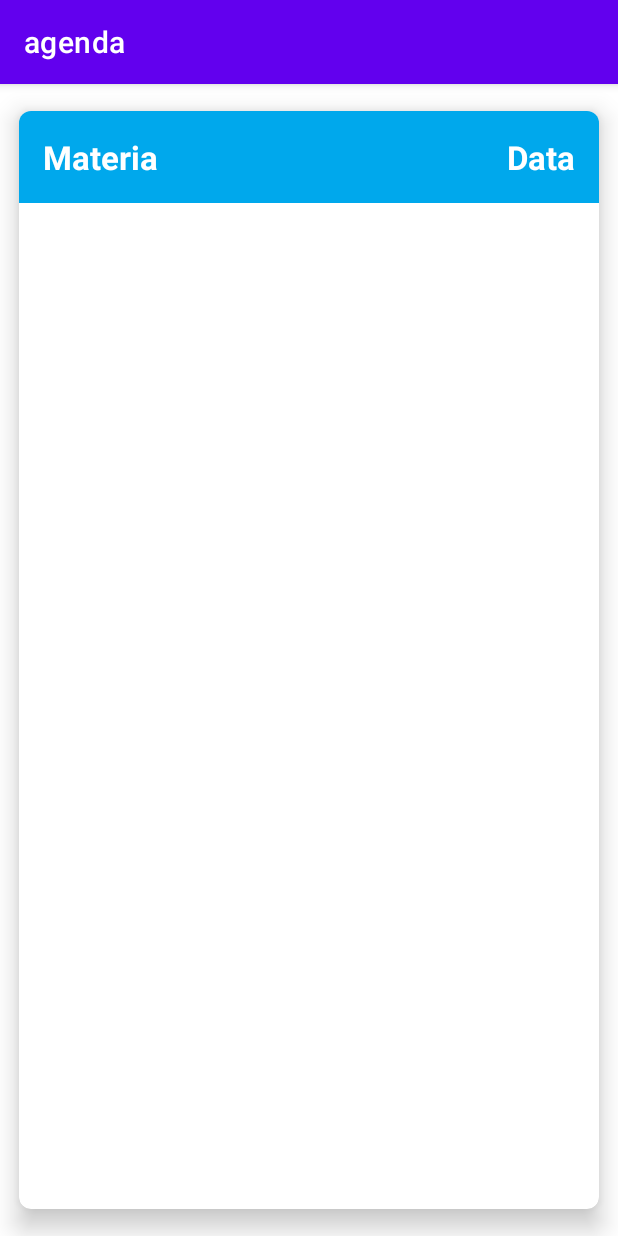
After one commit to geninhocell/agenda, an Android app: the fragment DetalhesProvaFragment placed in its activity, on a phone screen of 412 x 824 dp. The commit adds this screen. Run offline under Robolectric (Android 15) with nearby library versions, the phone set to English and light mode, and no system bars.

Commit message:
fragment detalhes de provas

```diff
--- a/app/build.gradle
+++ b/app/build.gradle
@@ -38,6 +38,7 @@ dependencies {
     implementation 'androidx.navigation:navigation-fragment:2.3.5'
     implementation 'androidx.navigation:navigation-ui:2.3.5'
     implementation 'androidx.cardview:cardview:1.0.0'
+    implementation 'androidx.legacy:legacy-support-v4:1.0.0'
     testImplementation 'junit:junit:4.+'
     androidTestImplementation 'androidx.test.ext:junit:1.1.2'
     androidTestImplementation 'androidx.test.espresso:espresso-core:3.3.0'
--- /dev/null
+++ b/app/src/main/java/com/alura/agenda/DetalhesProvaFragment.java
@@ -0,0 +1,20 @@
+package com.alura.agenda;
+
+import android.os.Bundle;
+
+import androidx.fragment.app.Fragment;
+
+import android.view.LayoutInflater;
+import android.view.View;
+import android.view.ViewGroup;
+
+public class DetalhesProvaFragment extends Fragment {
+    @Override
+    public View onCreateView(
+            LayoutInflater inflater,
+            ViewGroup container,
+            Bundle savedInstanceState
+    ) {
+        return inflater.inflate(R.layout.fragment_detalhes_prova, container, false);
+    }
+}
--- a/app/src/main/java/com/alura/agenda/ProvasActivity.java
+++ b/app/src/main/java/com/alura/agenda/ProvasActivity.java
@@ -26,6 +26,13 @@ public class ProvasActivity extends AppCompatActivity {
         FragmentManager fragmentManager = getSupportFragmentManager();
         FragmentTransaction tx = fragmentManager.beginTransaction();
         tx.replace(R.id.frame_principal, new ListaProvasFragment());
+        if(estaNoModoPaisagem()){
+            tx.replace(R.id.frame_secundario, new DetalhesProvaFragment());
+        }
         tx.commit();
     }
+
+    private boolean estaNoModoPaisagem() {
+        return getResources().getBoolean(R.bool.modoPaisagem);
+    }
 }
--- /dev/null
+++ b/app/src/main/res/layout-land/activity_provas.xml
@@ -0,0 +1,21 @@
+<?xml version="1.0" encoding="utf-8"?>
+<LinearLayout
+    android:id="@+id/activity_provas"
+    xmlns:android="http://schemas.android.com/apk/res/android"
+    android:layout_width="match_parent"
+    android:layout_height="match_parent"
+    android:orientation="horizontal"
+    android:baselineAligned="false">
+
+    <FrameLayout
+        android:id="@+id/frame_principal"
+        android:layout_width="0dp"
+        android:layout_height="match_parent"
+        android:layout_weight="1"/>
+
+    <FrameLayout
+        android:id="@+id/frame_secundario"
+        android:layout_width="0dp"
+        android:layout_height="match_parent"
+        android:layout_weight="2"/>
+</LinearLayout>
--- a/app/src/main/res/layout/activity_provas.xml
+++ b/app/src/main/res/layout/activity_provas.xml
@@ -1,7 +1,13 @@
 <?xml version="1.0" encoding="utf-8"?>
-<FrameLayout
+<LinearLayout
+    android:id="@+id/activity_provas"
     xmlns:android="http://schemas.android.com/apk/res/android"
-    android:id="@+id/frame_principal"
     android:layout_width="match_parent"
-    android:layout_height="match_parent">
-</FrameLayout>
+    android:layout_height="match_parent"
+    android:orientation="horizontal">
+    <FrameLayout
+        android:id="@+id/frame_principal"
+        android:layout_width="match_parent"
+        android:layout_height="match_parent">
+    </FrameLayout>
+</LinearLayout>
--- /dev/null
+++ b/app/src/main/res/layout/fragment_detalhes_prova.xml
@@ -0,0 +1,44 @@
+<?xml version="1.0" encoding="utf-8"?>
+<androidx.cardview.widget.CardView
+    xmlns:android="http://schemas.android.com/apk/res/android"
+    xmlns:app="http://schemas.android.com/apk/res-auto"
+    android:layout_width="match_parent"
+    android:layout_height="match_parent"
+    app:cardCornerRadius="8dp"
+    app:cardElevation="10dp"
+    app:cardUseCompatPadding="true">
+    <LinearLayout
+        android:layout_width="match_parent"
+        android:layout_height="match_parent"
+        android:orientation="vertical">
+        <RelativeLayout
+            android:layout_width="match_parent"
+            android:layout_height="wrap_content"
+            android:background="#00a8ec">
+            <TextView
+                android:id="@+id/detalhes_prova_materia"
+                android:layout_width="wrap_content"
+                android:layout_height="wrap_content"
+                android:layout_margin="16dp"
+                android:textColor="#fff"
+                android:textStyle="bold"
+                android:textSize="22sp"
+                android:text="Materia"/>
+            <TextView
+                android:id="@+id/detalhes_prova_data"
+                android:layout_width="wrap_content"
+                android:layout_height="wrap_content"
+                android:layout_margin="16dp"
+                android:textColor="#fff"
+                android:textStyle="bold"
+                android:textSize="22sp"
+                android:layout_alignParentRight="true"
+                android:text="Data"/>
+        </RelativeLayout>
+
+        <ListView
+            android:id="@+id/detalhes_prova_topicos"
+            android:layout_width="match_parent"
+            android:layout_height="match_parent"/>
+    </LinearLayout>
+</androidx.cardview.widget.CardView>
--- /dev/null
+++ b/app/src/main/res/values-land/bools.xml
@@ -0,0 +1,4 @@
+<?xml version="1.0" encoding="utf-8"?>
+<resources>
+    <bool name="modoPaisagem">true</bool>
+</resources>
--- /dev/null
+++ b/app/src/main/res/values/bools.xml
@@ -0,0 +1,4 @@
+<?xml version="1.0" encoding="utf-8"?>
+<resources>
+    <bool name="modoPaisagem">false</bool>
+</resources>
--- a/app/src/main/res/values/strings.xml
+++ b/app/src/main/res/values/strings.xml
@@ -9,4 +9,6 @@
 
     <string name="hello_first_fragment">Hello first fragment</string>
     <string name="hello_second_fragment">Hello second fragment. Arg: %1$s</string>
+    <!-- TODO: Remove or change this placeholder text -->
+    <string name="hello_blank_fragment">Hello blank fragment</string>
 </resources>
```
